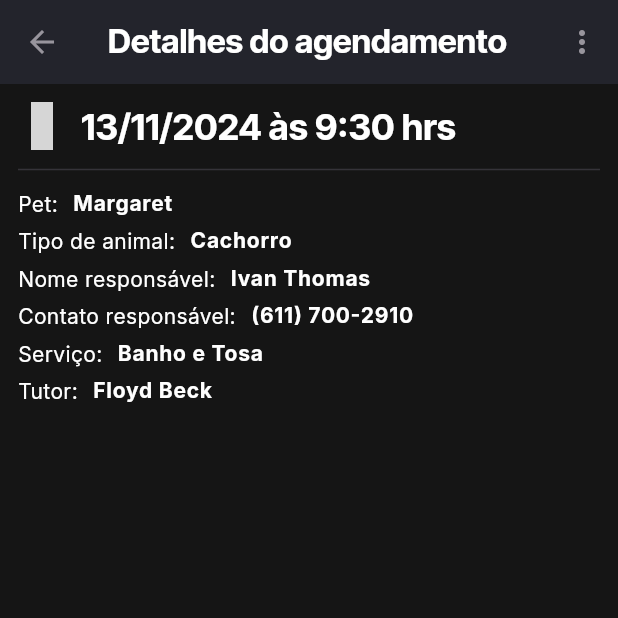
After one commit to Mathews-mw/pet-world-mobile, a Flutter app: the SchedulingDetailsScreen screen opened directly with sample values from the repository, on a phone screen of 412 x 824 dp, the top half of it. The commit adds this screen. Run offline on Flutter 3.47's test engine with Material 3 defaults, Android fonts, the phone set to English and light mode, and no system bars; our stand-ins replace flutter_svg, google_fonts, material_design_icons_flutter; grey boxes are pictures that could not be loaded.

Commit message:
scheduling details screen

```diff
--- /dev/null
+++ b/lib/screens/scheduling_details_screen.dart
@@ -0,0 +1,189 @@
+import 'package:intl/intl.dart';
+import 'package:flutter/material.dart';
+import 'package:material_design_icons_flutter/material_design_icons_flutter.dart';
+import 'package:pet_world_mobile/models/scheduling_list.dart';
+
+import 'package:pet_world_mobile/models/value-objects/scheduling_details.dart';
+import 'package:pet_world_mobile/theme/colors/app_colors.dart';
+import 'package:pet_world_mobile/utils/app_routes.dart';
+import 'package:provider/provider.dart';
+
+enum PopupMenuButtonOptions { edit, delete }
+
+class SchedulingDetailsScreen extends StatefulWidget {
+  const SchedulingDetailsScreen({super.key});
+
+  @override
+  State<SchedulingDetailsScreen> createState() =>
+      _SchedulingDetailsScreenState();
+}
+
+class _SchedulingDetailsScreenState extends State<SchedulingDetailsScreen> {
+  @override
+  Widget build(BuildContext context) {
+    final scheduling =
+        ModalRoute.of(context)?.settings.arguments as SchedulingDetails;
+
+    return Scaffold(
+        appBar: AppBar(
+          title: const Text('Detalhes do agendamento'),
+          actions: [
+            PopupMenuButton(
+              itemBuilder: (_) => [
+                PopupMenuItem(
+                  value: PopupMenuButtonOptions.edit,
+                  child: ListTile(
+                    leading: Icon(MdiIcons.calendarEdit),
+                    title: const Text('Editar agendamento'),
+                  ),
+                ),
+                PopupMenuItem(
+                  value: PopupMenuButtonOptions.delete,
+                  child: ListTile(
+                    leading: Icon(MdiIcons.calendarRemove),
+                    title: const Text('Remover agendamento'),
+                  ),
+                )
+              ],
+              onSelected: (value) {
+                if (value == PopupMenuButtonOptions.edit) {
+                  Navigator.of(context).pushNamed(
+                    AppRoutes.SCHEDULING_FORM,
+                    arguments: scheduling,
+                  );
+                }
+
+                if (value == PopupMenuButtonOptions.delete) {
+                  showDialog<bool>(
+                    context: context,
+                    builder: (ctx) => AlertDialog(
+                      title: const Text('Remover agendamento?'),
+                      content: const Text(
+                          'Você realmente deseja remover o agendamento?'),
+                      actions: [
+                        TextButton(
+                          onPressed: () {
+                            Navigator.of(ctx).pop(false);
+                          },
+                          child: const Text('Não'),
+                        ),
+                        TextButton(
+                          onPressed: () {
+                            Navigator.of(ctx).pop(true);
+                          },
+                          child: const Text('Sim'),
+                        ),
+                      ],
+                    ),
+                  ).then((response) {
+                    if (response == true) {
+                      if (context.mounted) {
+                        Provider.of<SchedulingList>(context, listen: false)
+                            .removeScheduling(scheduling);
+
+                        Navigator.of(context).pop();
+                      }
+                    }
+                  }).catchError((e) {
+                    print(
+                        'Erro ao tentar remover o agendamento a partir da tela de detalhes: $e');
+                  });
+                }
+              },
+            ),
+          ],
+        ),
+        body: SingleChildScrollView(
+          child: Padding(
+            padding: const EdgeInsets.all(12.0),
+            child: Column(
+              children: <Widget>[
+                Row(
+                  children: [
+                    Icon(
+                      MdiIcons.calendar,
+                      color: AppColors.contentBrand,
+                      size: 32,
+                    ),
+                    const SizedBox(width: 10),
+                    Text(
+                      DateFormat("dd/MM/y 'às' H:m 'hrs'")
+                          .format(scheduling.date),
+                      style: Theme.of(context).textTheme.titleLarge,
+                    ),
+                  ],
+                ),
+                const SizedBox(height: 5),
+                const Divider(),
+                const SizedBox(height: 5),
+                Row(
+                  children: [
+                    const Text('Pet:'),
+                    const SizedBox(width: 10),
+                    Text(
+                      scheduling.petName,
+                      style: Theme.of(context).textTheme.labelMedium,
+                    ),
+                  ],
+                ),
+                const SizedBox(height: 5),
+                Row(
+                  children: [
+                    const Text('Tipo de animal:'),
+                    const SizedBox(width: 10),
+                    Text(
+                      scheduling.animalType,
+                      style: Theme.of(context).textTheme.labelMedium,
+                    ),
+                  ],
+                ),
+                const SizedBox(height: 5),
+                Row(
+                  children: [
+                    const Text('Nome responsável:'),
+                    const SizedBox(width: 10),
+                    Text(
+                      scheduling.petOwner,
+                      style: Theme.of(context).textTheme.labelMedium,
+                    ),
+                  ],
+                ),
+                const SizedBox(height: 5),
+                Row(
+                  children: [
+                    const Text('Contato responsável:'),
+                    const SizedBox(width: 10),
+                    Text(
+                      scheduling.ownerContact,
+                      style: Theme.of(context).textTheme.labelMedium,
+                    ),
+                  ],
+                ),
+                const SizedBox(height: 5),
+                Row(
+                  children: [
+                    const Text('Serviço:'),
+                    const SizedBox(width: 10),
+                    Text(
+                      scheduling.service.name,
+                      style: Theme.of(context).textTheme.labelMedium,
+                    ),
+                  ],
+                ),
+                const SizedBox(height: 5),
+                Row(
+                  children: [
+                    const Text('Tutor:'),
+                    const SizedBox(width: 10),
+                    Text(
+                      scheduling.tutor,
+                      style: Theme.of(context).textTheme.labelMedium,
+                    ),
+                  ],
+                ),
+              ],
+            ),
+          ),
+        ));
+  }
+}
--- a/lib/utils/app_routes.dart
+++ b/lib/utils/app_routes.dart
@@ -3,4 +3,5 @@
 class AppRoutes {
   static const HOME = '/';
   static const SCHEDULING_FORM = '/scheduling-form';
+  static const SCHEDULING_DETAILS = '/scheduling-details';
 }
```
Also changed, not shown: lib/components/scheduling_item.dart (+19 -2 lines), lib/main.dart (+32 -1 lines), lib/models/scheduling_list.dart (+10 -3 lines), lib/screens/schedules_screen.dart (renamed from lib/screens/schedules-screen.dart, +35 -4 lines), lib/screens/scheduling_form_screen.dart (+49 -5 lines).
